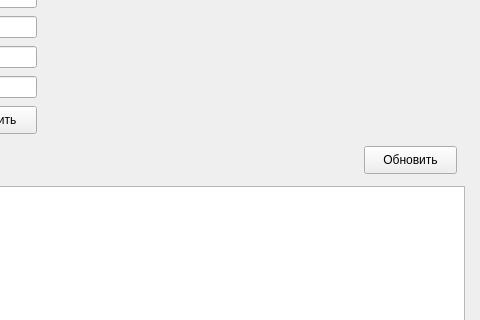
Qt form addEditCoffeeForm.ui (EnotKommunist/coffee2) before a commit; both pictures show x 186 to 666 and y 114 to 434 of the 666 by 594 pixel window.
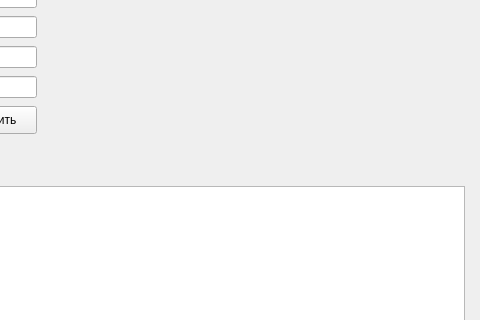
The same form after that commit.

The edit to the form file:
```diff
--- a/addEditCoffeeForm.ui
+++ b/addEditCoffeeForm.ui
@@ -24,19 +24,6 @@
      </rect>
     </property>
    </widget>
-   <widget class="QPushButton" name="pushButton">
-    <property name="geometry">
-     <rect>
-      <x>550</x>
-      <y>260</y>
-      <width>93</width>
-      <height>28</height>
-     </rect>
-    </property>
-    <property name="text">
-     <string>Обновить</string>
-    </property>
-   </widget>
    <widget class="QLineEdit" name="lineEdit">
     <property name="geometry">
      <rect>
```
